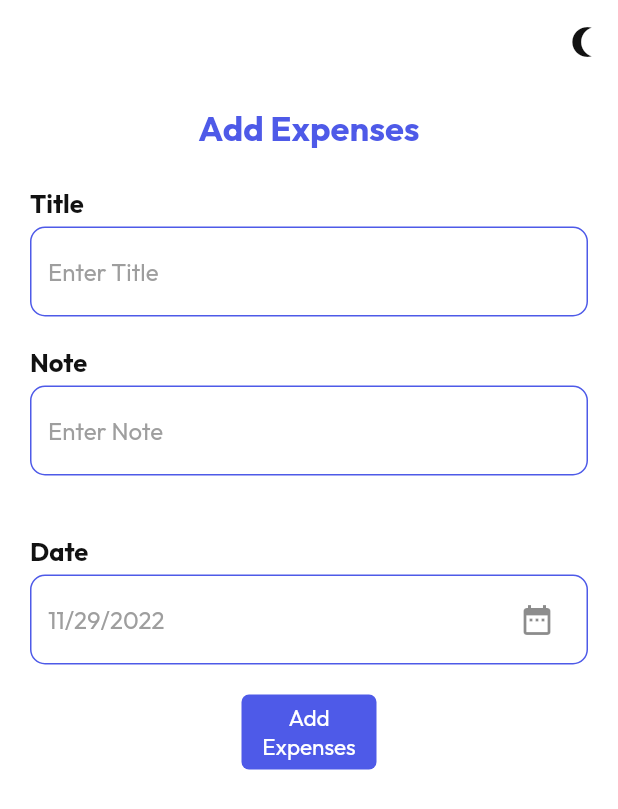
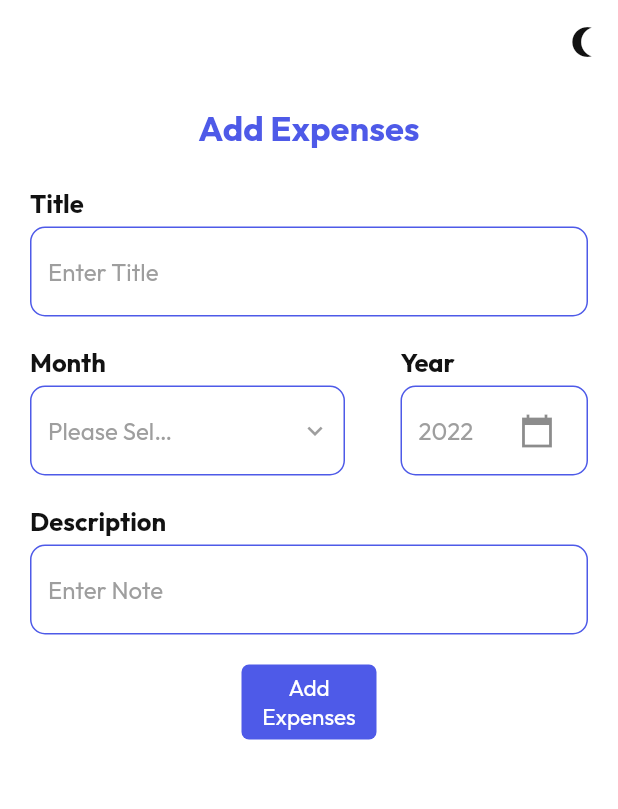
Before and after one commit to zackxvii/my_xpenses, a Flutter app: the AddExpenseScreen screen opened by its route, on a phone screen of 412 x 824 dp. Shown: the top 809 px of the screen. Run offline on Flutter 3.47's test engine with Material 2 defaults, Android fonts, the phone set to English and light mode, and no system bars; our stand-ins replace data_table_2, flutter_slidable, flutter_speed_dial, get, get_storage, google_fonts and 3 more; missing offline and left inert: colorful_safe_area; accounts and stored records are empty.

Commit message:
Expenses 1.1

```diff
--- a/lib/controller/expenses_controller.dart
+++ b/lib/controller/expenses_controller.dart
@@ -17,12 +17,12 @@ class ExpensesController extends GetxController {
     getExpenses();
   }
 
-  deleteTask(int? id) async {
+  deleteExpenses(int? id) async {
     await DBHelper().delete(id!);
     getExpenses();
   }
 
-  deleteAllTasks() async {
+  deleteAllExpenses() async {
     await DBHelper().deleteAllTasks();
     getExpenses();
   }
--- a/lib/pages/create_expenses_page.dart
+++ b/lib/pages/create_expenses_page.dart
@@ -41,6 +41,7 @@ class _AddExpenseScreenState extends State<AddExpenseScreen> {
   String _startDate = DateFormat('hh:mm a').format(DateTime.now());
   String _endDate = DateFormat('hh:mm a')
       .format(DateTime.now().add(const Duration(minutes: 15)));
+  final String _currentYear = DateFormat.y().format(DateTime.now()).toString();
 
   final TextEditingController _titleController = TextEditingController();
   final TextEditingController _noteController = TextEditingController();
@@ -100,73 +101,97 @@ class _AddExpenseScreenState extends State<AddExpenseScreen> {
                   const SizedBox(
                     height: 20,
                   ),
+                  Row(
+                    mainAxisAlignment: MainAxisAlignment.spaceBetween,
+                    children: [
+                      SizedBox(
+                        width: 210,
+                        child: InputField(
+                          controller: _monthController,
+                          isEnabled: false,
+                          hint: 'Please Select Month',
+                          label: 'Month',
+                          iconOrdrop: 'drop',
+                          widget: DropdownButton(
+                            items: monthList
+                                .map<DropdownMenuItem<String>>(
+                                  (value) => DropdownMenuItem<String>(
+                                    value: value.toString(),
+                                    child: Text(
+                                      value,
+                                      style: TextStyle(
+                                          color: Get.isDarkMode
+                                              ? Colors.white
+                                              : Colors.black),
+                                    ),
+                                  ),
+                                )
+                                .toList(),
+                            icon: const Icon(
+                              Icons.keyboard_arrow_down,
+                              color: Colors.grey,
+                            ),
+                            iconSize: 20,
+                            underline: Container(
+                              height: 0,
+                            ),
+                            onChanged: (String? newValue) {
+                              setState(() {
+                                // _selectedReminder = int.parse(newValue!);
+                                // _monthController.text = _selectedReminder.toString();
+                                _monthController.text = newValue!;
+                              });
+                            },
+                          ),
+                        ),
+                      ),
+                      SizedBox(
+                        width: 125,
+                        child: InputField(
+                          controller: _endTimeController,
+                          isEnabled: false,
+                          iconOrdrop: 'drop',
+                          label: 'Year',
+                          hint: _currentYear,
+                          widget: IconButton(
+                            icon: const Icon(Icons.calendar_today_sharp),
+                            onPressed: () {
+                              // _selectEndTime(context);
+                            },
+                          ),
+                        ),
+                      ),
+                    ],
+                  ),
+                  const SizedBox(
+                    height: 20,
+                  ),
                   InputField(
                     isEnabled: true,
                     hint: 'Enter Note',
-                    label: 'Note',
+                    label: 'Description',
                     iconOrdrop: 'icon',
-                    controller: _noteController,
+                    controller: _descController,
                   ),
                   const SizedBox(
                     height: 20,
                   ),
                   // InputField(
-                  //   controller: _monthController,
+                  //   controller: _dateController,
                   //   isEnabled: false,
-                  //   hint: 'Please Select Month',
-                  //   label: 'Month',
-                  //   iconOrdrop: 'drop',
-                  //   widget: DropdownButton(
-                  //     items: monthList
-                  //         .map<DropdownMenuItem<String>>(
-                  //           (value) => DropdownMenuItem<String>(
-                  //             value: value.toString(),
-                  //             child: Text(
-                  //               value,
-                  //               style: TextStyle(
-                  //                   color: Get.isDarkMode
-                  //                       ? Colors.white
-                  //                       : Colors.black),
-                  //             ),
-                  //           ),
-                  //         )
-                  //         .toList(),
-                  //     icon: const Icon(
-                  //       Icons.keyboard_arrow_down,
-                  //       color: Colors.grey,
-                  //     ),
-                  //     iconSize: 20,
-                  //     underline: Container(
-                  //       height: 0,
-                  //     ),
-                  //     onChanged: (String? newValue) {
-                  //       setState(() {
-                  //         _selectedReminder = int.parse(newValue!);
-                  //         _reminderController.text =
-                  //             _selectedReminder.toString();
-                  //       });
+                  //   hint: _selectedDate.toString(),
+                  //   label: 'Date',
+                  //   iconOrdrop: 'button',
+                  //   widget: IconButton(
+                  //     icon: const Icon(Icons.date_range),
+                  //     onPressed: () {
+                  //       _selectDate(context);
                   //     },
                   //   ),
                   // ),
-                  const SizedBox(
-                    height: 20,
-                  ),
-                  InputField(
-                    controller: _dateController,
-                    isEnabled: false,
-                    hint: _selectedDate.toString(),
-                    label: 'Date',
-                    iconOrdrop: 'button',
-                    widget: IconButton(
-                      icon: const Icon(Icons.date_range),
-                      onPressed: () {
-                        _selectDate(context);
-                      },
-                    ),
-                  ),
-                  const SizedBox(
-                    height: 20,
-                  ),
+                  // const SizedBox(
+                  //   height: 20,
+                  // ),
                   Row(
                     mainAxisAlignment: MainAxisAlignment.center,
                     crossAxisAlignment: CrossAxisAlignment.center,
@@ -200,7 +225,7 @@ class _AddExpenseScreenState extends State<AddExpenseScreen> {
 
   _addTaskToDB(ExpenseModel em) {
     em.title = _titleController.text;
-    em.desc = _noteController.text;
+    em.desc = _descController.text;
     // em. = _selectedDate.toString();
   }
 
--- a/pubspec.yaml
+++ b/pubspec.yaml
@@ -43,6 +43,7 @@ dependencies:
   path_provider: ^2.0.11
   get_storage: ^2.0.3
   intl: ^0.17.0
+  flutter_slidable:
 
 dev_dependencies:
   flutter_test:
```
Also changed, not shown: lib/pages/dashboard.dart (+21 -1 lines).
